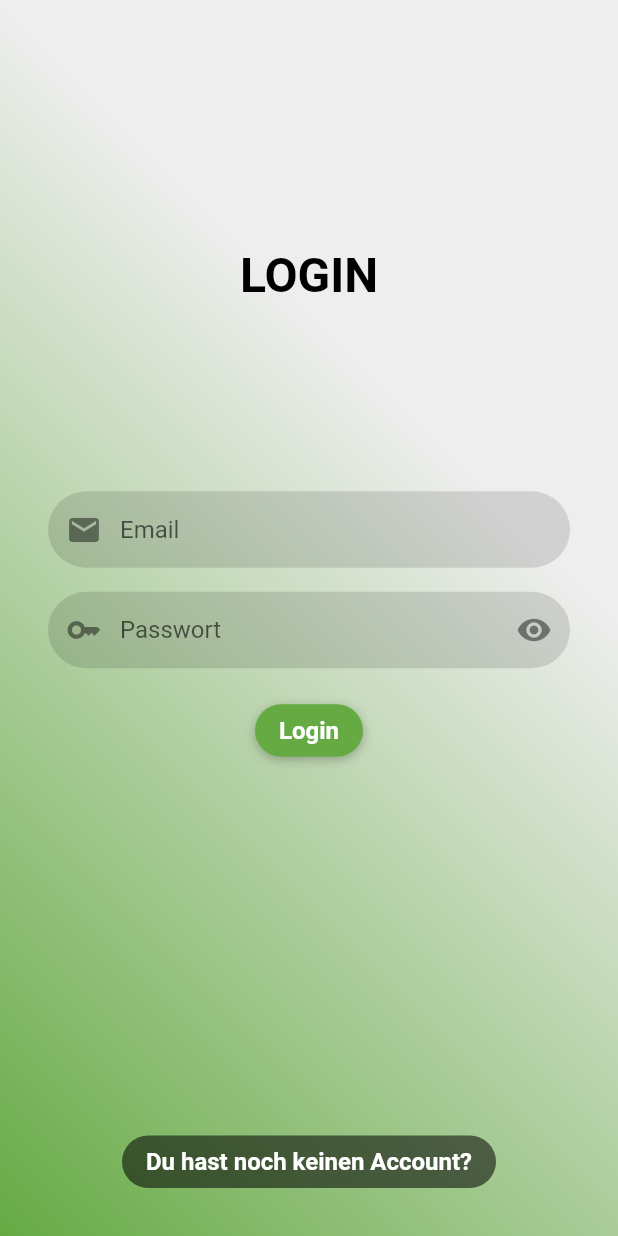
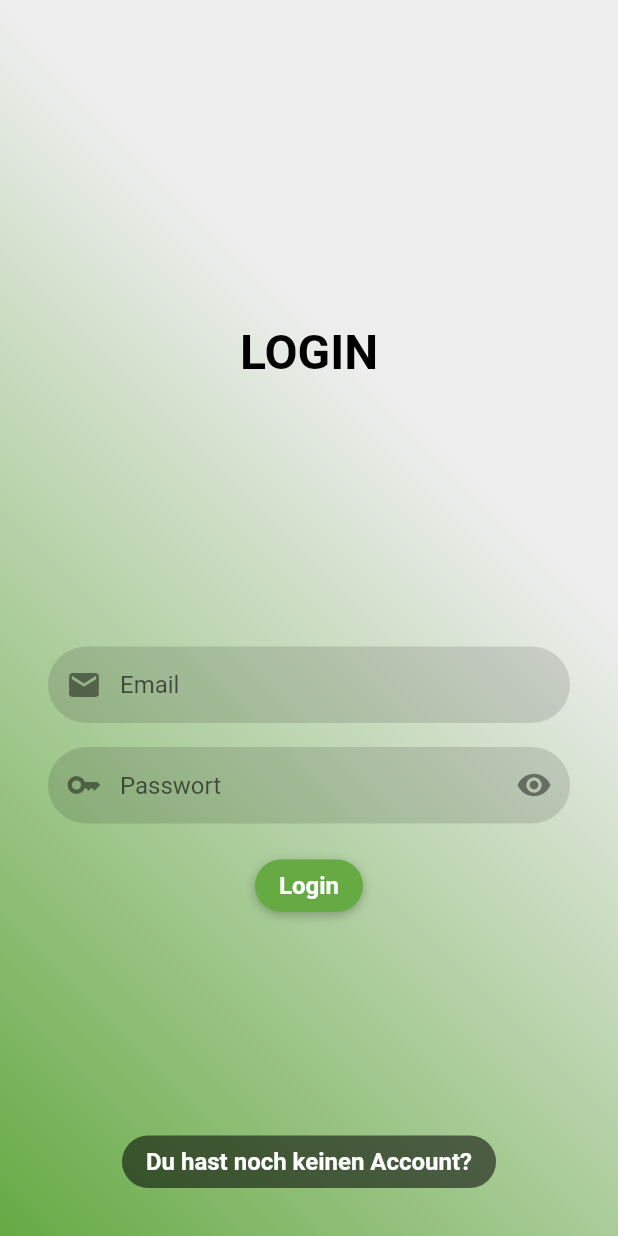
Before and after one commit to kit-recipe-app/front-end, a Flutter app: the screen it shows after launch, on a phone screen of 412 x 824 dp. Run offline on Flutter 3.47's test engine with Material 2 defaults, Android fonts, the light colour scheme and no system bars; our stand-ins replace firebase_auth, firebase_core; accounts and stored records are empty.

Commit message:
fixed issue opening keyboard

```diff
--- a/flutter_frontend_recipes/lib/authentification/login_register_page.dart
+++ b/flutter_frontend_recipes/lib/authentification/login_register_page.dart
@@ -59,10 +59,12 @@ class _LoginPageState extends State<LoginPage> {
 
   Widget _pageTitle() {
     return Container(
-      padding: EdgeInsets.only(top: MediaQuery.of(context).size.height / 5),
-      alignment: Alignment.topCenter,
+      padding: EdgeInsets.only(
+          bottom: isLogin
+              ? MediaQuery.of(context).size.height / 8 + 66
+              : MediaQuery.of(context).size.height / 8),
       child: Text(
-        isLogin ? "LOGIN" : "REGISTRIEREN",
+        isLogin ? "LOGIN" : "REGISTRIERUNG",
         style: const TextStyle(
           color: Colors.black,
           fontSize: 32,
@@ -104,15 +106,14 @@ class _LoginPageState extends State<LoginPage> {
           onTap: (() => FocusScope.of(context).unfocus()),
           child: Scaffold(
             backgroundColor: Colors.transparent,
-            body: Stack(
-              children: [
-                _pageTitle(),
-                Container(
+            body: Container(
+              alignment: Alignment.topCenter,
               padding: const EdgeInsets.all(24),
               child: Column(
                 crossAxisAlignment: CrossAxisAlignment.center,
                 mainAxisAlignment: MainAxisAlignment.center,
                 children: <Widget>[
+                  _pageTitle(),
                   //
                   RAInputField(
                     hintText: "Email",
@@ -151,14 +152,15 @@ class _LoginPageState extends State<LoginPage> {
                 ],
               ),
             ),
-              ],
-            ),
-            floatingActionButton: RASubmitButton(
+            floatingActionButton: Visibility(
+              visible: MediaQuery.of(context).viewInsets.bottom == 0.0,
+              child: RASubmitButton(
                 onTap: switchLoginOrRegister,
                 description: isLogin ? loginToRegister : registerToLogin,
                 margin: 16,
                 shadow: false,
                 backgroundColor: Colors.black54,
+              ),
             ),
             floatingActionButtonLocation:
                 FloatingActionButtonLocation.centerFloat,
```
Also changed, not shown: 1 other file. Lines whose indentation alone changed are shown as unchanged.
